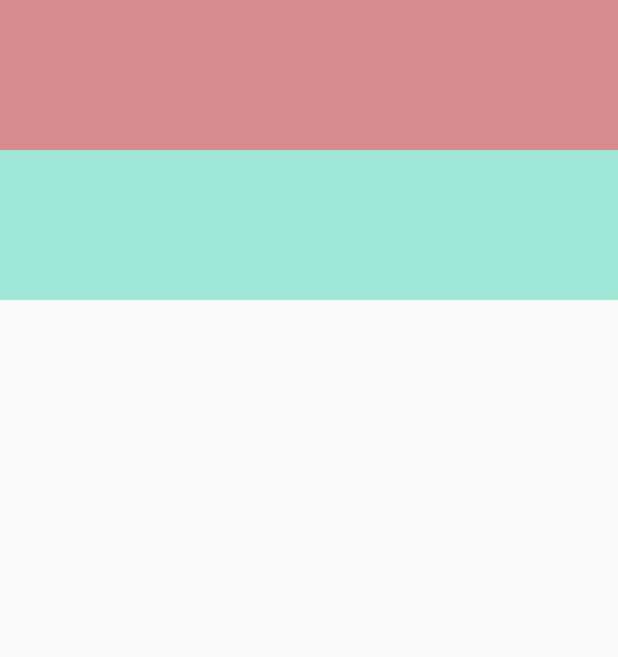
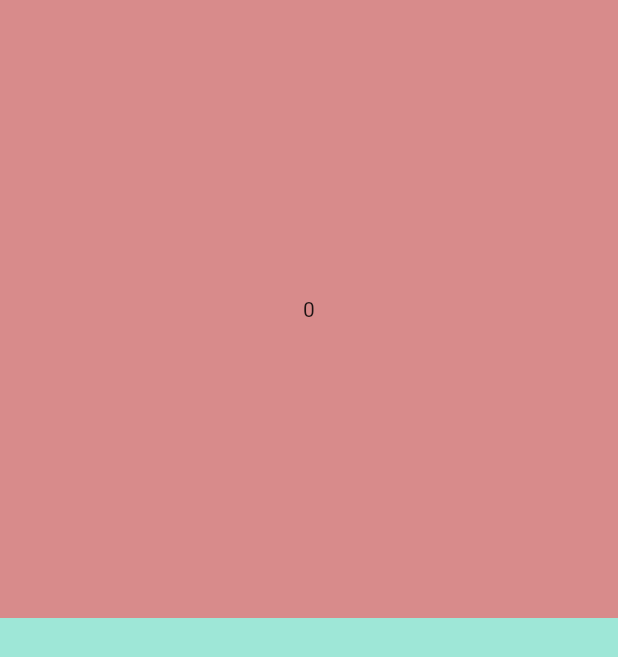
Before and after one commit to charan-nunnabhatla/faster-tap, a Flutter app: the screen it shows after launch, on a phone screen of 412 x 824 dp. Shown: the top 657 px of the screen. Run offline on Flutter 3.47's test engine with Material 2 defaults, Android fonts, the phone set to English and light mode, and no system bars.

Commit message:
made changes to height

```diff
--- a/lib/fastertappage.dart
+++ b/lib/fastertappage.dart
@@ -2,39 +2,45 @@ import 'package:faster_tap/main.dart';
 import 'package:flutter/material.dart';
 
 class FasterTapPage extends State<FasterTapState> {
-  double x_ratio = 100;
-  double y_ratio = 100;
   int count = 0;
+  double height = 0;
+  double xRatio = 0;
+  double yRatio = 0;
   @override
   Widget build(BuildContext context) {
-    double height = MediaQuery.of(context).size.height;
-    // x_ratio = height / 2;
-    // y_ratio = height / 2;
+    setState(() {
+      height = MediaQuery.of(context).size.height;
+      xRatio = height / 2;
+      yRatio = height / 2;
+    });
     return Scaffold(
       body: Column(
         children: [
           GestureDetector(
             onTap: () {
               setState(() {
-                x_ratio++;
-                y_ratio--;
+                xRatio += 5;
+                yRatio -= 5;
+                count++;
               });
             },
             child: Container(
               color: Color.fromARGB(255, 216, 139, 139),
-              height: x_ratio,
+              height: xRatio,
+              child: Center(child: Text('$count')),
             ),
           ),
           GestureDetector(
             onTap: () {
               setState(() {
-                x_ratio--;
-                y_ratio++;
+                xRatio -= 5;
+                yRatio += 5;
+                count++;
               });
             },
             child: Container(
               color: Color.fromARGB(255, 158, 231, 215),
-              height: y_ratio,
+              height: yRatio,
             ),
           ),
         ],
```
